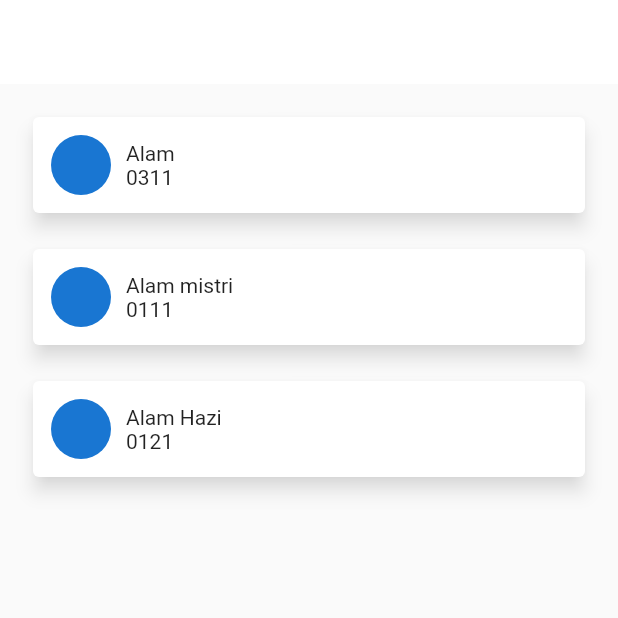
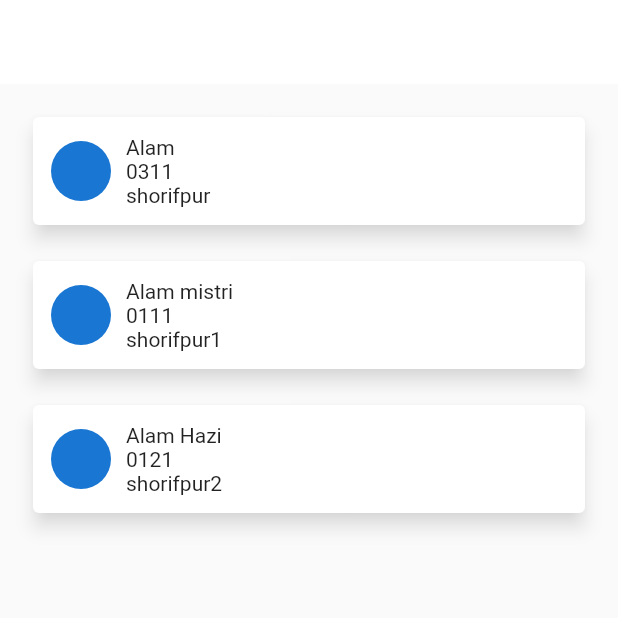
Before and after one commit to ZahangirAlamJP/10, a Flutter app: the screen it shows after launch, on a phone screen of 412 x 824 dp, the top half of it. Run offline on Flutter 3.47's test engine with Material 2 defaults, Android fonts, the phone set to English and light mode, and no system bars; missing offline and left inert: dart:html.

Commit message:
Contacts Likes > name  number image address

```diff
--- a/lib/main.dart
+++ b/lib/main.dart
@@ -1,10 +1,17 @@
+import 'dart:html';
+
 import 'package:flutter/material.dart';
 
 class Contacts {
   String? name;
   String? number;
   String? image;
-  Contacts({required this.name, required this.number, required this.image});
+  String? address;
+  Contacts(
+      {required this.name,
+      required this.number,
+      required this.image,
+      required this.address});
 }
 
 void main() {
@@ -24,9 +31,17 @@ class _MyAppState extends State<MyApp> {
   final myStyle = TextStyle(fontSize: 20, color: Colors.black);
 
   final List<Contacts> names = [
-    Contacts(name: "Alam", number: "0311", image: "dd8d"),
-    Contacts(name: "Alam mistri", number: "0111", image: "d8dd"),
-    Contacts(name: "Alam Hazi", number: "0121", image: "d8dd"),
+    Contacts(name: "Alam", number: "0311", image: "dd8d", address: "shorifpur"),
+    Contacts(
+        name: "Alam mistri",
+        number: "0111",
+        image: "d8dd",
+        address: "shorifpur1"),
+    Contacts(
+        name: "Alam Hazi",
+        number: "0121",
+        image: "d8dd",
+        address: "shorifpur2"),
   ];
 
   TextEditingController inputC = TextEditingController();
@@ -80,6 +95,7 @@ class _MyAppState extends State<MyApp> {
                                     children: [
                                       Text('${names[i].name}'),
                                       Text('${names[i].number}'),
+                                      Text('${names[i].address}'),
                                     ],
                                   ),
                                 ],
```
